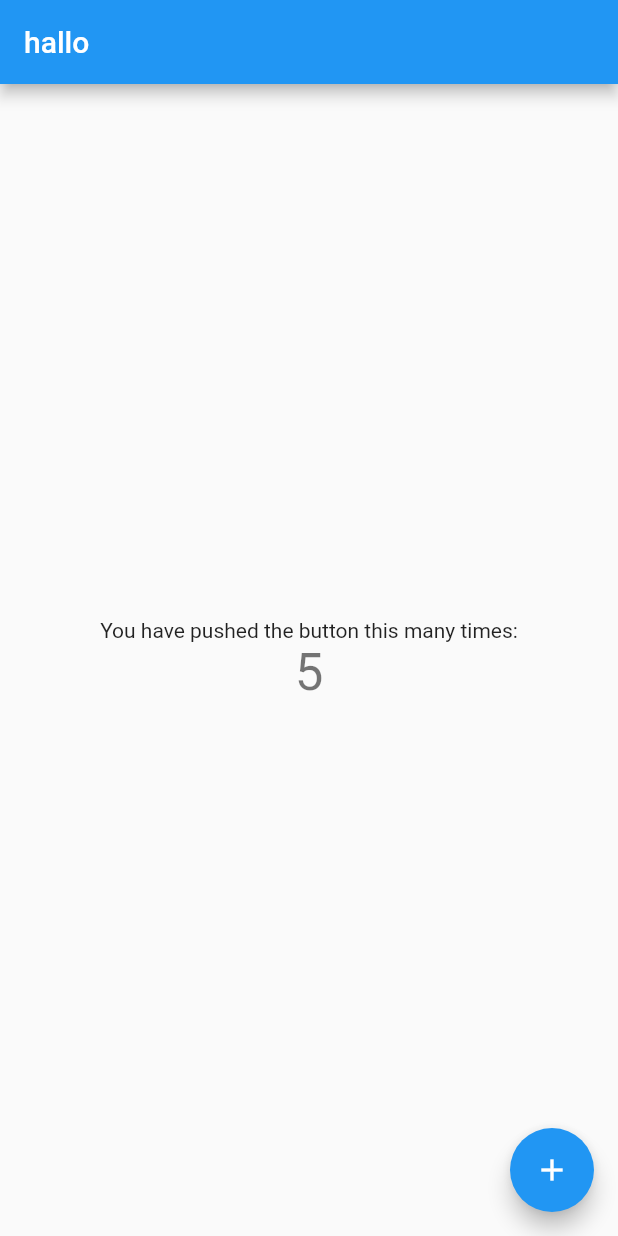
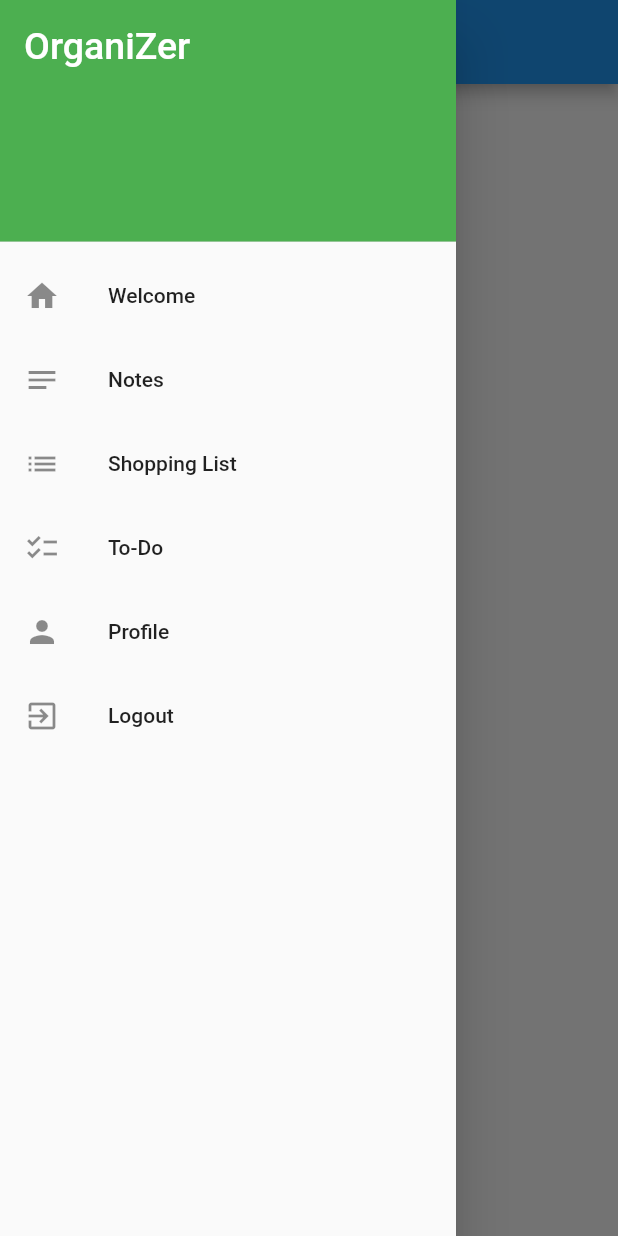
Before and after one commit to ManuHaa/notice_flutter_app, a Flutter app: the screen it shows after launch, with the side drawer open (before the commit the screen has no drawer), on a phone screen of 412 x 824 dp. Run offline on Flutter 3.47's test engine with Material 2 defaults, Android fonts, the phone set to English and light mode, and no system bars.

Commit message:
added navbar

```diff
--- a/lib/main.dart
+++ b/lib/main.dart
@@ -1,113 +1,33 @@
 import 'package:flutter/material.dart';
 
-void main() {
-  runApp(MyApp());
-}
+import 'package:notice_flutter_app/widgets/nav-drawer.dart';
+
+void main() => runApp(MyApp());
 
 class MyApp extends StatelessWidget {
-  // This widget is the root of your application.
   @override
   Widget build(BuildContext context) {
     return MaterialApp(
       title: 'Flutter Demo',
       theme: ThemeData(
-        // This is the theme of your application.
-        //
-        // Try running your application with "flutter run". You'll see the
-        // application has a blue toolbar. Then, without quitting the app, try
-        // changing the primarySwatch below to Colors.green and then invoke
-        // "hot reload" (press "r" in the console where you ran "flutter run",
-        // or simply save your changes to "hot reload" in a Flutter IDE).
-        // Notice that the counter didn't reset back to zero; the application
-        // is not restarted.
         primarySwatch: Colors.blue,
       ),
-      home: MyHomePage(title: 'hallo'),
+      home: MyHomePage(),
     );
   }
 }
 
-class MyHomePage extends StatefulWidget {
-  MyHomePage({Key? key, required this.title}) : super(key: key);
-
-  // This widget is the home page of your application. It is stateful, meaning
-  // that it has a State object (defined below) that contains fields that affect
-  // how it looks.
-
-  // This class is the configuration for the state. It holds the values (in this
-  // case the title) provided by the parent (in this case the App widget) and
-  // used by the build method of the State. Fields in a Widget subclass are
-  // always marked "final".
-
-  final String title;
-
-  @override
-  _MyHomePageState createState() => _MyHomePageState();
-}
-
-class _MyHomePageState extends State<MyHomePage> {
-  int _counter = 5;
-
-  void _incrementCounter() {
-    setState(() {
-      // This call to setState tells the Flutter framework that something has
-      // changed in this State, which causes it to rerun the build method below
-      // so that the display can reflect the updated values. If we changed
-      // _counter without calling setState(), then the build method would not be
-      // called again, and so nothing would appear to happen.
-      _counter++;
-    });
-  }
-
+class MyHomePage extends StatelessWidget {
   @override
   Widget build(BuildContext context) {
-    // This method is rerun every time setState is called, for instance as done
-    // by the _incrementCounter method above.
-    //
-    // The Flutter framework has been optimized to make rerunning build methods
-    // fast, so that you can just rebuild anything that needs updating rather
-    // than having to individually change instances of widgets.
     return Scaffold(
+      drawer: NavDrawer(),
       appBar: AppBar(
-        // Here we take the value from the MyHomePage object that was created by
-        // the App.build method, and use it to set our appbar title.
-        title: Text(widget.title),
+        title: Text('Side menu'),
       ),
       body: Center(
-        // Center is a layout widget. It takes a single child and positions it
-        // in the middle of the parent.
-        child: Column(
-          // Column is also a layout widget. It takes a list of children and
-          // arranges them vertically. By default, it sizes itself to fit its
-          // children horizontally, and tries to be as tall as its parent.
-          //
-          // Invoke "debug painting" (press "p" in the console, choose the
-          // "Toggle Debug Paint" action from the Flutter Inspector in Android
-          // Studio, or the "Toggle Debug Paint" command in Visual Studio Code)
-          // to see the wireframe for each widget.
-          //
-          // Column has various properties to control how it sizes itself and
-          // how it positions its children. Here we use mainAxisAlignment to
-          // center the children vertically; the main axis here is the vertical
-          // axis because Columns are vertical (the cross axis would be
-          // horizontal).
-          mainAxisAlignment: MainAxisAlignment.center,
-          children: <Widget>[
-            Text(
-              'You have pushed the button this many times:',
-            ),
-            Text(
-              '$_counter',
-              style: Theme.of(context).textTheme.headline4,
-            ),
-          ],
-        ),
+        child: Text('Side Menu Tutorial'),
       ),
-      floatingActionButton: FloatingActionButton(
-        onPressed: _incrementCounter,
-        tooltip: 'Increment',
-        child: Icon(Icons.add),
-      ), // This trailing comma makes auto-formatting nicer for build methods.
     );
   }
 }
--- /dev/null
+++ b/lib/widgets/nav-drawer.dart
@@ -0,0 +1,55 @@
+import 'package:flutter/material.dart';
+
+class NavDrawer extends StatelessWidget {
+  @override
+  Widget build(BuildContext context) {
+    return Drawer(
+      child: ListView(
+        padding: EdgeInsets.zero,
+        children: <Widget>[
+          DrawerHeader(
+            child: Text(
+              'OrganiZer',
+              style: TextStyle(color: Colors.white, fontSize: 25),
+            ),
+            decoration: BoxDecoration(
+                color: Colors.green,
+                /*image: DecorationImage(
+                    fit: BoxFit.fill,
+                    image: AssetImage('assets/images/cover.jpg'))*/),
+          ),
+          ListTile(
+            leading: Icon(Icons.home),
+            title: Text('Welcome'),
+            onTap: () => {},
+          ),
+          ListTile(
+            leading: Icon(Icons.notes),
+            title: Text('Notes'),
+            onTap: () => {Navigator.of(context).pop()},
+          ),
+          ListTile(
+            leading: Icon(Icons.list),
+            title: Text('Shopping List'),
+            onTap: () => {Navigator.of(context).pop()},
+          ),
+          ListTile(
+            leading: Icon(Icons.checklist_outlined),
+            title: Text('To-Do'),
+            onTap: () => {Navigator.of(context).pop()},
+          ),
+          ListTile(
+            leading: Icon(Icons.person),
+            title: Text('Profile'),
+            onTap: () => {Navigator.of(context).pop()},
+          ),
+          ListTile(
+            leading: Icon(Icons.exit_to_app),
+            title: Text('Logout'),
+            onTap: () => {Navigator.of(context).pop()},
+          ),
+        ],
+      ),
+    );
+  }
+}
```
